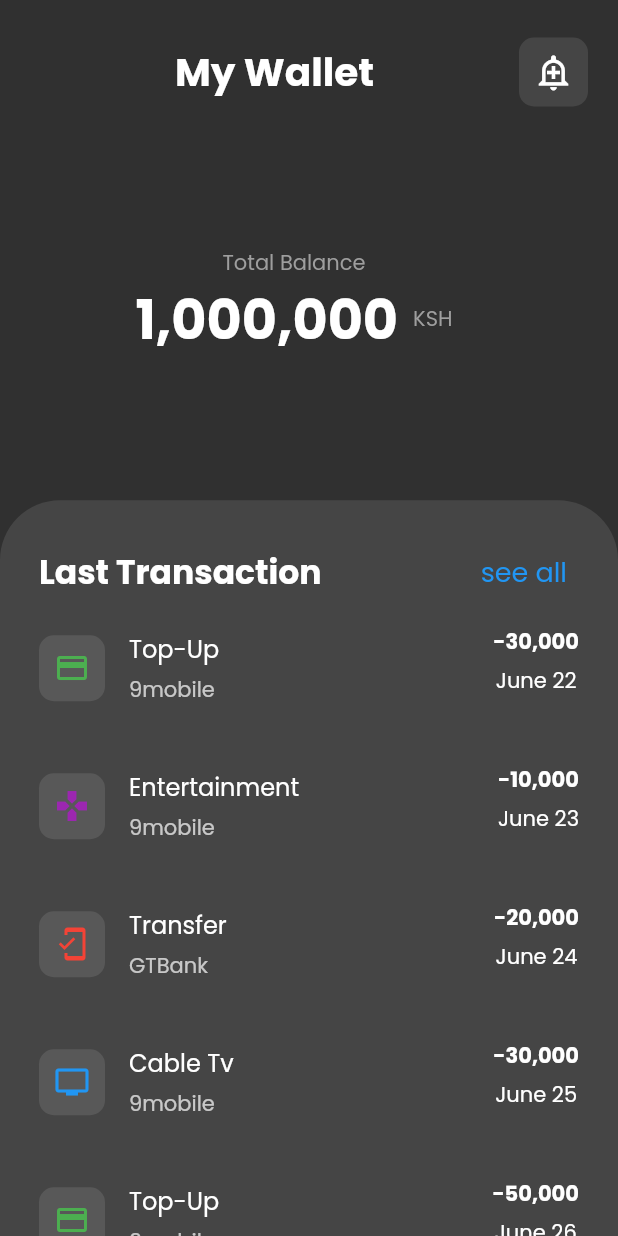
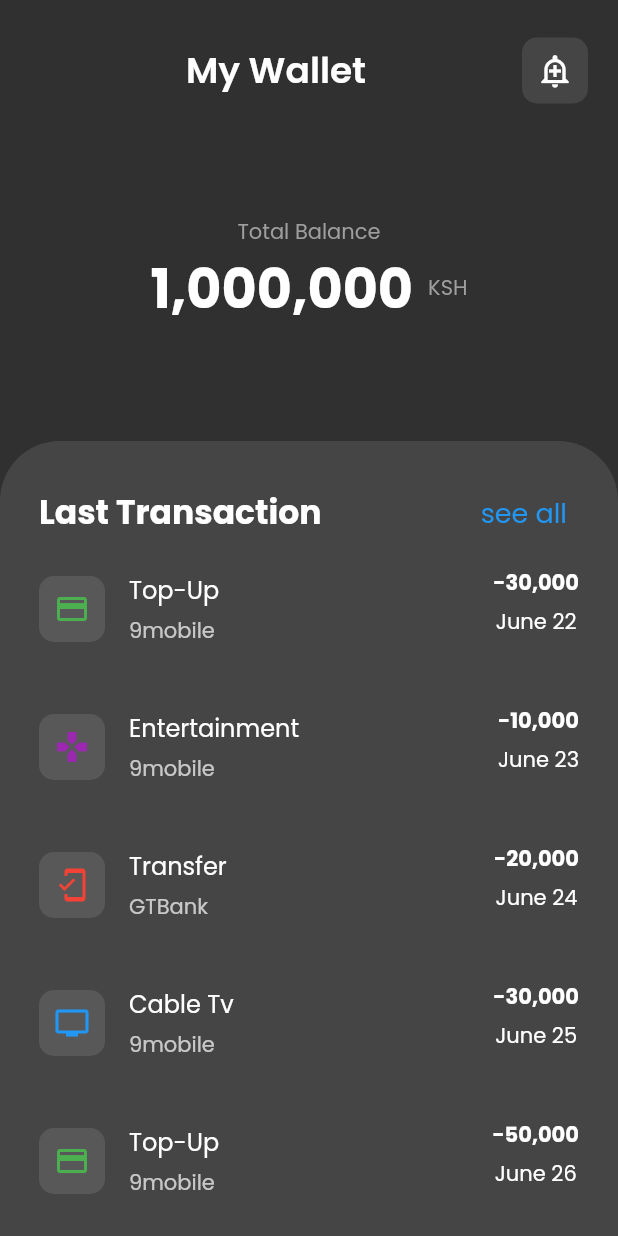
Before and after one commit to FatumaA/financeui, a Flutter app: the screen it shows after launch, on a phone screen of 412 x 824 dp. Run offline on Flutter 3.47's test engine with Material 2 defaults, Android fonts, the phone set to English and light mode, and no system bars.

Commit message:
minor changes

```diff
--- a/lib/screen_two/headerTop.dart
+++ b/lib/screen_two/headerTop.dart
@@ -14,8 +14,8 @@ class HeaderTop extends StatelessWidget {
           Text(
             'My Wallet',
             style: TextStyle(
-              fontSize: 26,
-              fontWeight: FontWeight.bold,
+              fontSize: 24,
+              fontWeight: FontWeight.w600,
               color: Colors.white,
             ),
           ),
@@ -27,7 +27,7 @@ class HeaderTop extends StatelessWidget {
             ),
             child: Icon(
               Icons.add_alert_outlined,
-              size: 26,
+              size: 24,
             ),
           ),
         ],
--- a/lib/screen_two/topSection.dart
+++ b/lib/screen_two/topSection.dart
@@ -6,10 +6,8 @@ class TopSection extends StatelessWidget {
 
   @override
   Widget build(BuildContext context) {
-    return Padding(
-      padding: const EdgeInsets.fromLTRB(20,0,40,0),
-      child: Center(
-        heightFactor: 3.5,
+    return Center(
+      heightFactor: 3.0,
       child: Column(
         children: [
           Text(
@@ -36,7 +34,6 @@ class TopSection extends StatelessWidget {
           )
         ],
       ),
-      ),
     );
   }
 }
```
Also changed, not shown: lib/screen_two/index.dart (line endings or trailing spaces). Lines whose indentation alone changed are shown as unchanged.
